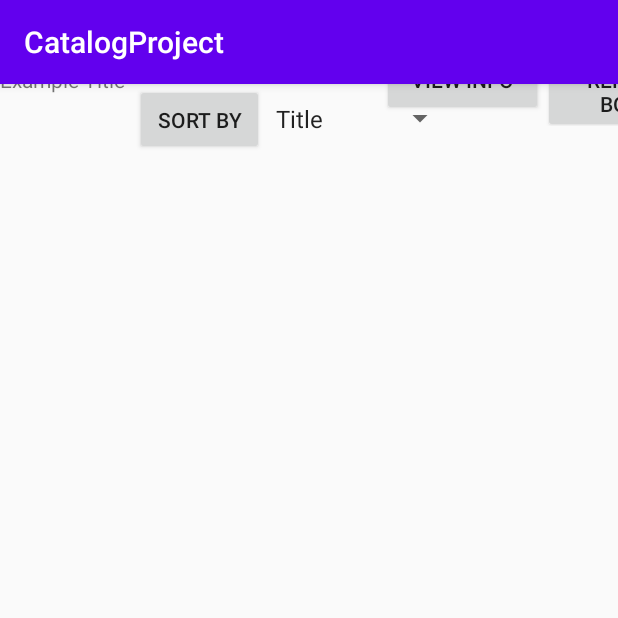
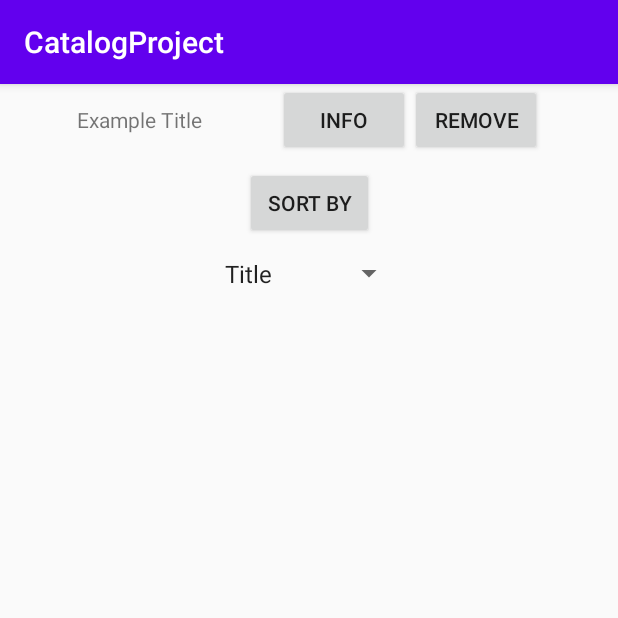
Before and after one commit to bcandee2/CatalogProject125, an Android app: the BookListActivity screen opened directly, with no data from a screen before it, on a phone screen of 412 x 824 dp, the top half of it. Run offline under Robolectric (Android 15) with nearby library versions, the phone set to English and light mode, and no system bars; libraries missing offline, so code that uses them is left out: com.mongodb.stitch, org.bson; 4 statements that could not run were skipped.

Commit message:
fixed BookList UI error

```diff
--- a/app/src/main/java/com/example/catalogproject/BookListActivity.java
+++ b/app/src/main/java/com/example/catalogproject/BookListActivity.java
@@ -58,6 +58,7 @@ public class BookListActivity extends AppCompatActivity implements AdapterView.O
         LinearLayout booksLayout = findViewById(R.id.listLayout);
         booksLayout.removeAllViews();
         for (Book b: sortedBooks) {
+            Log.d("Bookie", b.toString());
             View chunk = getLayoutInflater().inflate(R.layout.chunk_addedbook, booksLayout, false);
             TextView text = chunk.findViewById(R.id.bookInfoText);
             text.setText(b.toString());
--- a/app/src/main/java/com/example/catalogproject/SearchActivity.java
+++ b/app/src/main/java/com/example/catalogproject/SearchActivity.java
@@ -45,8 +45,6 @@ public class SearchActivity extends AppCompatActivity {
         searchButton.setOnClickListener(v -> {
             // Initialize books array
             books = new ArrayList<>();
-            // First make search request to Mongo
-            StitchAppClient client = Stitch.getDefaultAppClient();
 
             // Start books test
             try {
--- a/app/src/main/res/layout/activity_book_list.xml
+++ b/app/src/main/res/layout/activity_book_list.xml
@@ -11,7 +11,6 @@
         android:layout_width="475dp"
         android:layout_height="wrap_content"
         android:orientation="vertical"
-        app:layout_constraintBottom_toTopOf="@+id/sortButton"
         app:layout_constraintEnd_toEndOf="parent"
         app:layout_constraintHorizontal_bias="0.0"
         app:layout_constraintStart_toStartOf="parent"
@@ -20,17 +19,20 @@
     <Button
         android:id="@+id/sortButton"
         android:layout_width="86dp"
-        android:layout_height="47dp"
-        android:layout_marginStart="90dp"
+        android:layout_height="48dp"
         android:text="@string/sort_by"
+        app:layout_constraintEnd_toEndOf="parent"
+        app:layout_constraintHorizontal_bias="0.5"
         app:layout_constraintStart_toStartOf="parent"
-        app:layout_constraintTop_toTopOf="parent" />
+        app:layout_constraintTop_toBottomOf="@+id/listLayout" />
 
     <Spinner
         android:id="@+id/sortSpinner"
         android:layout_width="128dp"
         android:layout_height="46dp"
         android:entries="@array/sort_array"
-        app:layout_constraintStart_toEndOf="@+id/sortButton"
-        app:layout_constraintTop_toTopOf="parent" />
+        app:layout_constraintEnd_toEndOf="parent"
+        app:layout_constraintHorizontal_bias="0.5"
+        app:layout_constraintStart_toStartOf="parent"
+        app:layout_constraintTop_toBottomOf="@+id/sortButton" />
 </androidx.constraintlayout.widget.ConstraintLayout>
--- a/app/src/main/res/layout/chunk_addedbook.xml
+++ b/app/src/main/res/layout/chunk_addedbook.xml
@@ -5,39 +5,43 @@
     android:layout_width="match_parent"
     android:layout_height="match_parent">
 
-    <LinearLayout
+    <androidx.constraintlayout.widget.ConstraintLayout
         android:id="@+id/singleBookLayout"
         android:layout_width="match_parent"
-        android:layout_height="wrap_content"
+        android:layout_height="55dp"
         android:layout_weight="1"
-        android:orientation="horizontal"
+        app:layout_constraintBottom_toBottomOf="parent"
         app:layout_constraintEnd_toEndOf="parent"
         app:layout_constraintStart_toStartOf="parent"
         app:layout_constraintTop_toTopOf="parent">
 
         <TextView
             android:id="@+id/bookInfoText"
-            android:layout_width="253dp"
+            android:layout_width="185dp"
             android:layout_height="wrap_content"
-            android:layout_weight="1"
             android:ellipsize="end"
             android:maxLines="1"
-            android:text="@string/example_title" />
+            android:text="@string/example_title"
+            android:textAlignment="center"
+            app:layout_constraintBaseline_toBaselineOf="@+id/bookInfoButton"
+            app:layout_constraintStart_toStartOf="parent" />
 
         <Button
             android:id="@+id/bookInfoButton"
-            android:layout_width="105dp"
+            android:layout_width="0dp"
             android:layout_height="wrap_content"
-            android:layout_weight="1"
-            android:text="@string/view_info" />
+            android:text="@string/info"
+            app:layout_constraintStart_toEndOf="@+id/bookInfoText"
+            app:layout_constraintTop_toTopOf="parent" />
 
         <Button
             android:id="@+id/bookRemoveButton"
-            android:layout_width="111dp"
+            android:layout_width="0dp"
             android:layout_height="wrap_content"
-            android:layout_weight="1"
-            android:text="@string/remove_book" />
+            android:text="@string/remove"
+            app:layout_constraintStart_toEndOf="@+id/bookInfoButton"
+            app:layout_constraintTop_toTopOf="parent" />
 
-    </LinearLayout>
+    </androidx.constraintlayout.widget.ConstraintLayout>
 
 </androidx.constraintlayout.widget.ConstraintLayout>
--- a/app/src/main/res/values/strings.xml
+++ b/app/src/main/res/values/strings.xml
@@ -18,6 +18,7 @@
     <string name="description_here">description here</string>
     <string name="your_list">Your List</string>
     <string name="sort_by">Sort By</string>
+    <string name="remove">remove</string>
     <string-array name="genre_array">
         <item>Biography</item>
         <item>Fantasy</item>
```
